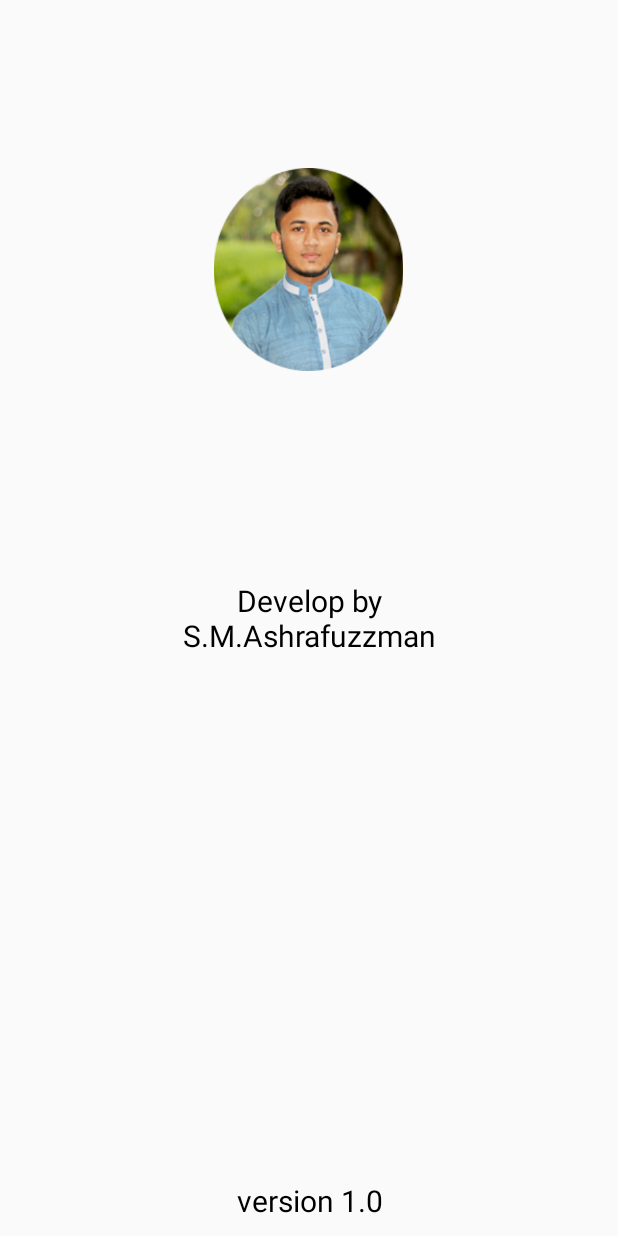
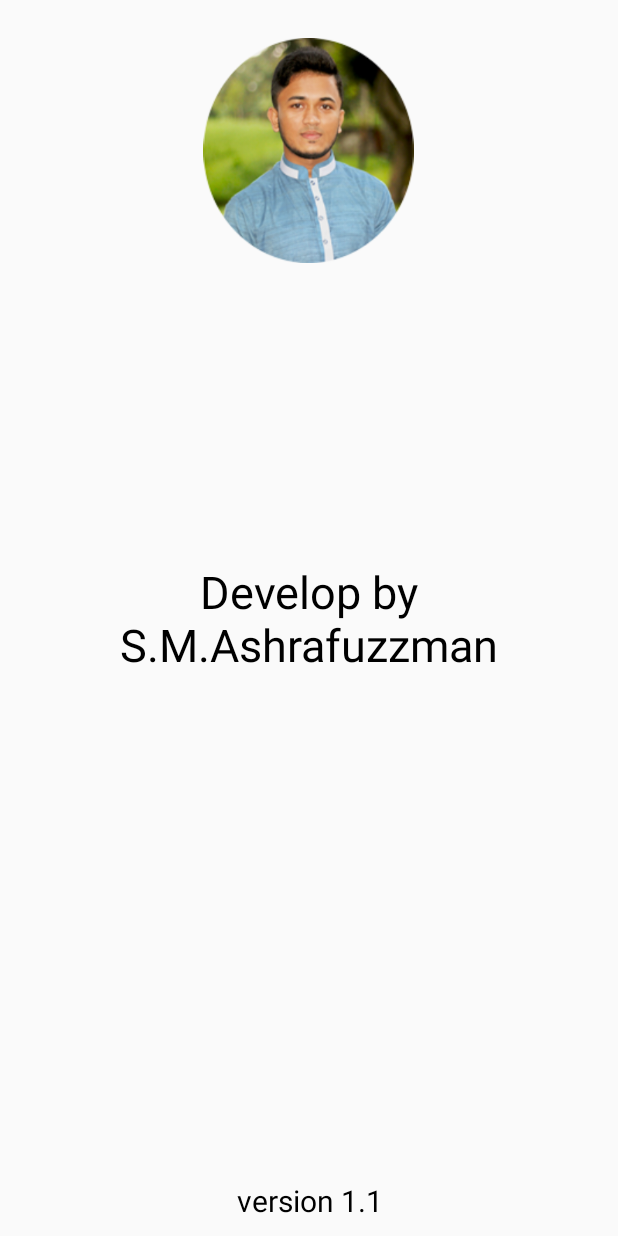
Before and after one commit to ashraf-zaman/tajwid-books, an Android app: the layout activity_about.xml on its own in the app's theme, with its tools: preview values and no code run, on a phone screen of 412 x 824 dp. Run offline under Robolectric (Android 15) with nearby library versions, the phone set to English and light mode, and no system bars.

Commit message:
fixed error

```diff
--- a/app/src/main/java/com/codelab/tajwidbooks/AboutActivity.java
+++ b/app/src/main/java/com/codelab/tajwidbooks/AboutActivity.java
@@ -11,6 +11,8 @@ public class AboutActivity extends AppCompatActivity {
         setContentView(R.layout.activity_about);
 
         getSupportActionBar().setDisplayHomeAsUpEnabled(true);
+        getSupportActionBar().setTitle("About");
+
     }
 
 
--- a/app/src/main/java/com/codelab/tajwidbooks/ViewerActivity.java
+++ b/app/src/main/java/com/codelab/tajwidbooks/ViewerActivity.java
@@ -18,12 +18,14 @@ public class ViewerActivity extends AppCompatActivity {
         setContentView(R.layout.activity_viewer);
         getSupportActionBar().setDisplayHomeAsUpEnabled(true);
 
+        Intent intent = getIntent();
+        getSupportActionBar().setTitle(intent.getStringExtra("title"));
+
         AdView mAdView = findViewById(R.id.adView);
         AdRequest adRequest = new AdRequest.Builder().build();
         mAdView.loadAd(adRequest);
 
         pdfView = (PDFView) findViewById(R.id.pdfmakhraj);
-        Intent intent = getIntent();
         pdfView.fromAsset(intent.getStringExtra("pdfName")).load();
 
     }
--- /dev/null
+++ b/app/src/main/res/layout-land/activity_about.xml
@@ -0,0 +1,45 @@
+<?xml version="1.0" encoding="utf-8"?>
+<LinearLayout xmlns:android="http://schemas.android.com/apk/res/android"
+    xmlns:app="http://schemas.android.com/apk/res-auto"
+    xmlns:tools="http://schemas.android.com/tools"
+    xmlns:xsi="http://www.w3.org/2001/XMLSchema-instance"
+    android:layout_width="match_parent"
+    android:layout_height="match_parent"
+    android:orientation="horizontal"
+    tools:context=".AboutActivity"
+    xsi:schemaLocation="http://schemas.android.com/tools ">
+
+    <ImageView
+        android:layout_width="150dp"
+        android:layout_height="150dp"
+        android:layout_gravity="center_vertical"
+        android:layout_marginLeft="30dp"
+        android:src="@drawable/my_pic" />
+
+    <LinearLayout
+        android:layout_width="match_parent"
+        android:layout_height="wrap_content"
+        android:layout_gravity="center_vertical"
+        android:layout_marginLeft="70dp"
+        android:orientation="vertical">
+
+        <TextView
+            android:id="@+id/textView"
+            android:layout_width="match_parent"
+            android:layout_height="match_parent"
+            android:padding="10dp"
+            android:text="Developed by\nS.M.Ashrafuzzman"
+            android:textColor="#000000"
+            android:textSize="30sp" />
+
+        <TextView
+            android:layout_width="match_parent"
+            android:layout_height="match_parent"
+            android:padding="10dp"
+            android:text="Version 1.2"
+            android:textColor="#000000"
+            android:textSize="20sp" />
+
+    </LinearLayout>
+
+</LinearLayout>
--- a/app/src/main/res/layout/activity_about.xml
+++ b/app/src/main/res/layout/activity_about.xml
@@ -1,12 +1,12 @@
 <?xml version="1.0" encoding="utf-8"?>
-<RelativeLayout
-    xmlns:android="http://schemas.android.com/apk/res/android"
+<RelativeLayout xmlns:android="http://schemas.android.com/apk/res/android"
     xmlns:app="http://schemas.android.com/apk/res-auto"
     xmlns:tools="http://schemas.android.com/tools"
     android:layout_width="match_parent"
     android:layout_height="match_parent"
-
-    tools:context=".AboutActivity">
+    tools:context=".AboutActivity"
+    xmlns:xsi="http://www.w3.org/2001/XMLSchema-instance"
+    xsi:schemaLocation="http://schemas.android.com/tools ">
 
     <TextView
         android:id="@+id/textView"
@@ -16,32 +16,36 @@
         android:padding="10dp"
         android:text="Develop by\nS.M.Ashrafuzzman"
         android:textColor="#000000"
-        android:textSize="20dp" />
-
+        android:textSize="30dp" />
 
     <TextView
         android:layout_width="match_parent"
         android:layout_height="match_parent"
+        android:layout_alignParentLeft="true"
+        android:layout_alignParentStart="true"
+        android:layout_alignParentTop="true"
+        android:gravity="bottom|center"
         android:padding="10dp"
-        android:gravity="bottom|center"
-        android:text="version 1.0"
+        android:text="version 1.1"
         android:textColor="#000000"
         android:textSize="20dp" />
 
     <LinearLayout
-        android:layout_width="155dp"
-        android:layout_height="135dp"
+        android:layout_width="150sp"
+        android:layout_height="150sp"
         android:layout_alignParentTop="true"
         android:layout_centerHorizontal="true"
-        android:layout_marginTop="112dp"
+        android:layout_marginTop="25dp"
+        android:gravity="top"
         android:orientation="vertical">
-
 
         <ImageView
             android:layout_width="match_parent"
             android:layout_height="match_parent"
             android:src="@drawable/my_pic" />
+
     </LinearLayout>
 
 
+
 </RelativeLayout>
```
Also changed, not shown: app/src/main/java/com/codelab/tajwidbooks/MainActivity.java (+19 -13 lines), app/src/main/res/layout/activity_main.xml (+13 -13 lines), 4 other files.
